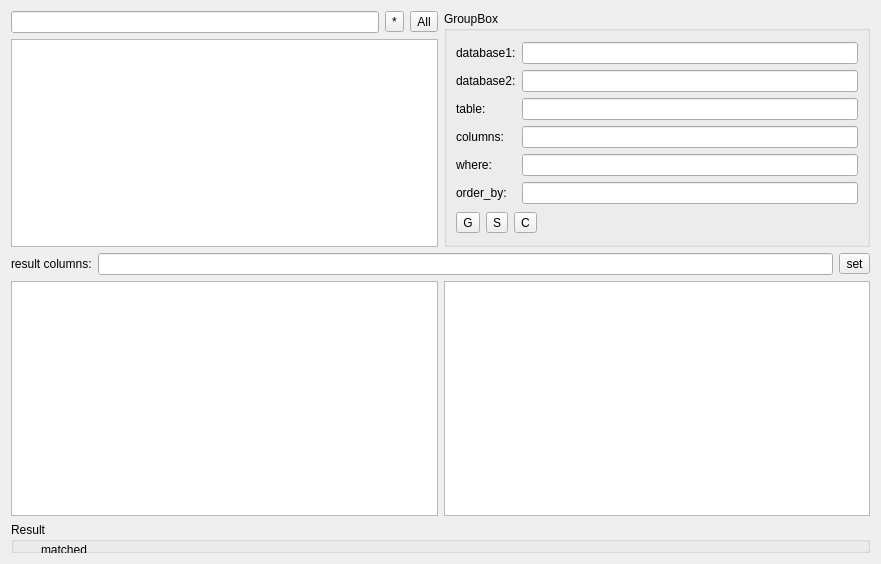
Before: the Qt Designer form widgets/sqlcompare/sqlcompare.ui in kapilpipaliya/generator_cmake, drawn with Qt 5.
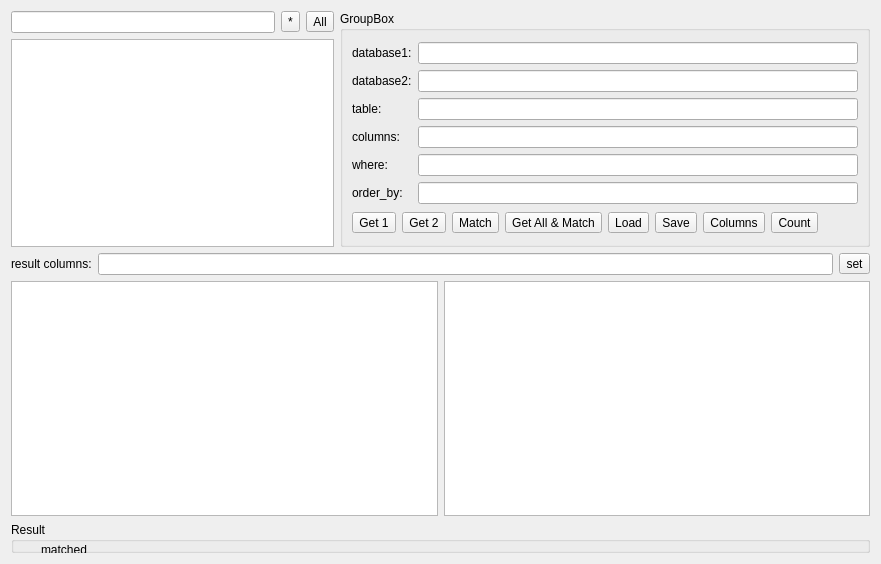
After: the same form once the commit is applied.

What changed in the file:
```diff
--- a/widgets/sqlcompare/sqlcompare.ui
+++ b/widgets/sqlcompare/sqlcompare.ui
@@ -116,24 +116,59 @@
         </item>
         <item>
          <layout class="QHBoxLayout" name="horizontalLayout_7">
+          <item>
+           <widget class="QToolButton" name="toolButton_go_1">
+            <property name="text">
+             <string>Get 1</string>
+            </property>
+           </widget>
+          </item>
           <item>
            <widget class="QToolButton" name="toolButton_go_2">
             <property name="text">
-             <string>G</string>
+             <string>Get 2</string>
             </property>
            </widget>
           </item>
           <item>
            <widget class="QToolButton" name="toolButton_save_2">
             <property name="text">
-             <string>S</string>
+             <string>Match</string>
+            </property>
+           </widget>
+          </item>
+          <item>
+           <widget class="QToolButton" name="toolButton_go_all">
+            <property name="text">
+             <string>Get All &amp;&amp; Match</string>
+            </property>
+           </widget>
+          </item>
+          <item>
+           <widget class="QToolButton" name="toolButton_load">
+            <property name="text">
+             <string>Load</string>
+            </property>
+           </widget>
+          </item>
+          <item>
+           <widget class="QToolButton" name="toolButton_save">
+            <property name="text">
+             <string>Save</string>
             </property>
            </widget>
           </item>
           <item>
            <widget class="QToolButton" name="toolButton_c">
             <property name="text">
-             <string>C</string>
+             <string>Columns</string>
+            </property>
+           </widget>
+          </item>
+          <item>
+           <widget class="QToolButton" name="toolButton_count">
+            <property name="text">
+             <string>Count</string>
             </property>
            </widget>
           </item>
```
Left out of the diff: 26 changed lines with no effect on the pictures.
